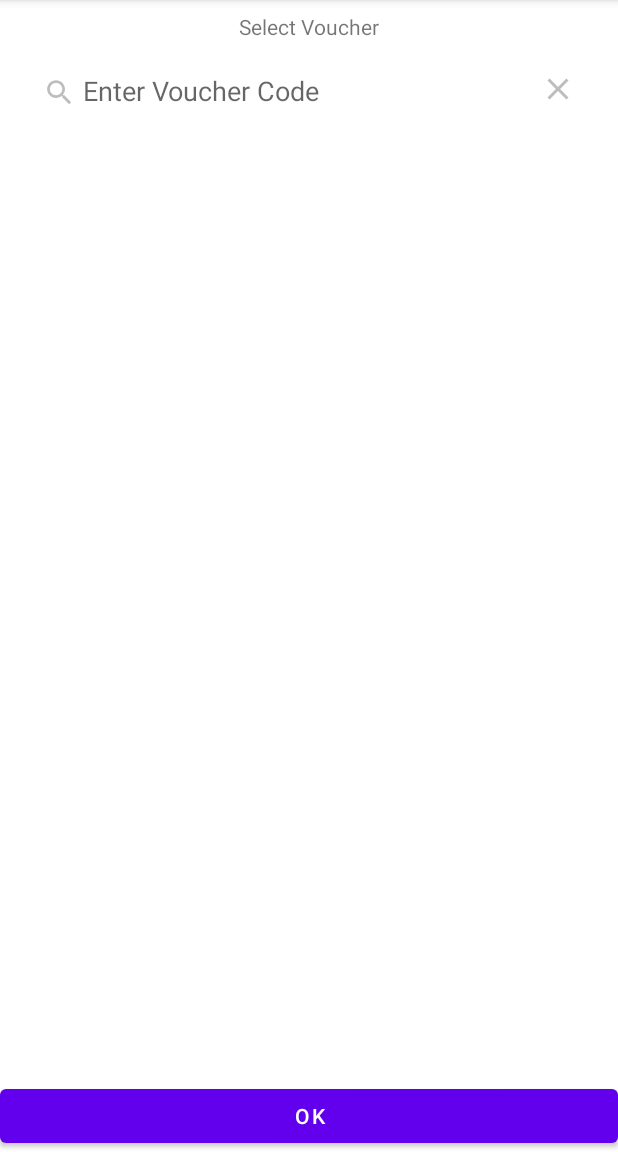
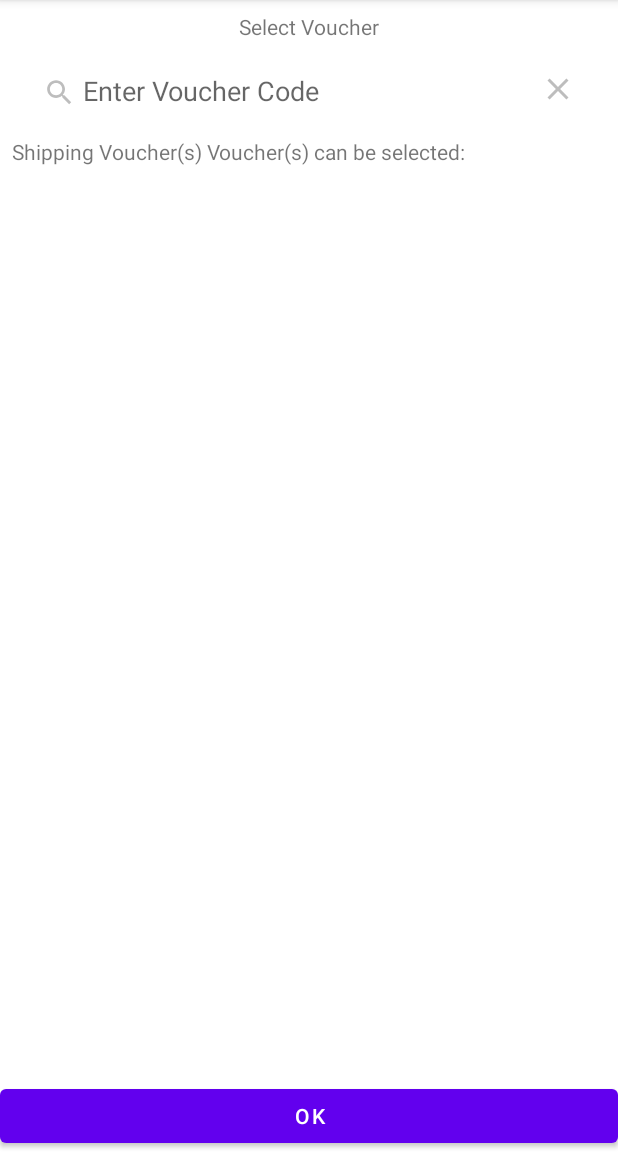
Before and after one commit to FenrirChiew/BAIT2073MAD, an Android app: the fragment VoucherFragment shown on its own in the app's theme, after a tap on "Search", on a phone screen of 412 x 824 dp, the part 84-1236 px from its top. Run offline under Robolectric (Android 15) with nearby library versions, the phone set to English and light mode, and no system bars.

```diff
--- a/app/src/main/res/layout/fragment_voucher.xml
+++ b/app/src/main/res/layout/fragment_voucher.xml
@@ -43,4 +43,14 @@
 
     </SearchView>
 
+    <TextView
+        android:id="@+id/labelShippingVoucherTextView"
+        android:layout_width="wrap_content"
+        android:layout_height="wrap_content"
+        android:layout_marginStart="8dp"
+        android:layout_marginTop="8dp"
+        android:text="@string/labelShippingVoucher"
+        app:layout_constraintStart_toStartOf="parent"
+        app:layout_constraintTop_toBottomOf="@+id/searchVoucherView" />
+
 </androidx.constraintlayout.widget.ConstraintLayout>
--- a/app/src/main/res/values/strings.xml
+++ b/app/src/main/res/values/strings.xml
@@ -27,6 +27,8 @@
     <!-- Voucher -->
     <string name="titleVoucher">Select Voucher</string>
     <string name="okButton">OK</string>
+    <string name="labelShippingVoucher">Shipping Voucher(s)
+        Voucher(s) can be selected: </string>
     <string name="voucherCodeHint">Enter Voucher Code</string>
 
 </resources>
```
Also changed, not shown: app/src/main/java/my/edu/tarc/bait2073mad/ui/paymentMethod/PaymentMethodFragment.kt (added, +32 -0 lines), app/src/main/java/my/edu/tarc/bait2073mad/ui/paymentMethod/PaymentMethodViewModel.kt (added, +7 -0 lines), app/src/main/res/layout/fragment_payment_method.xml (added, +13 -0 lines).
